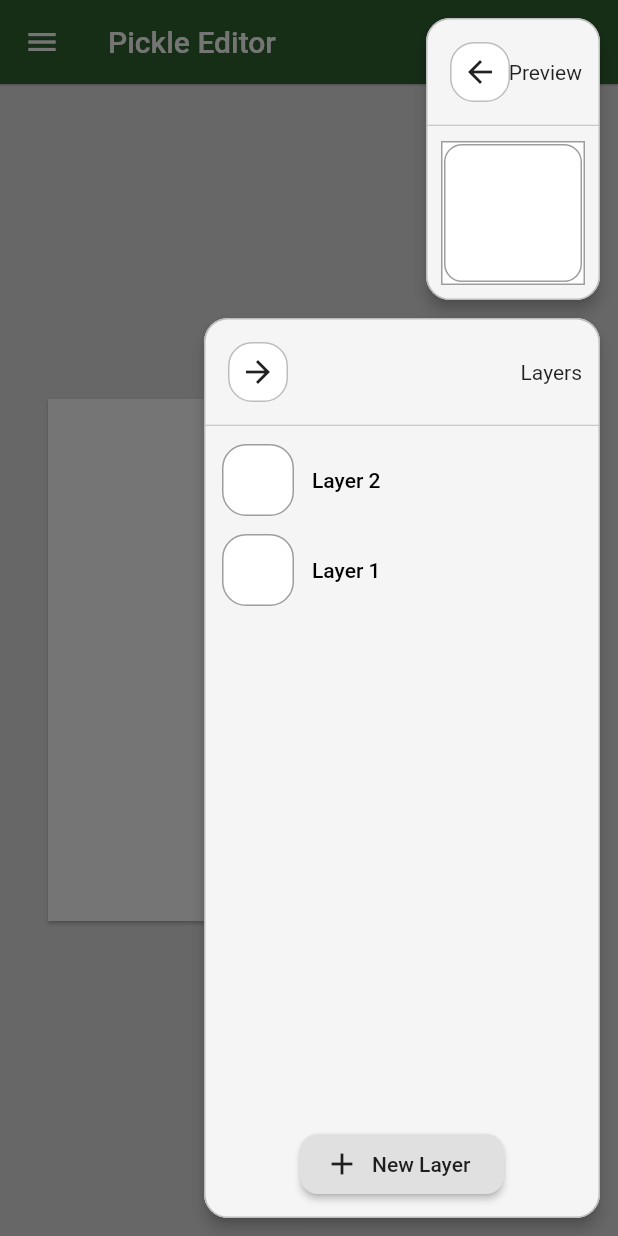
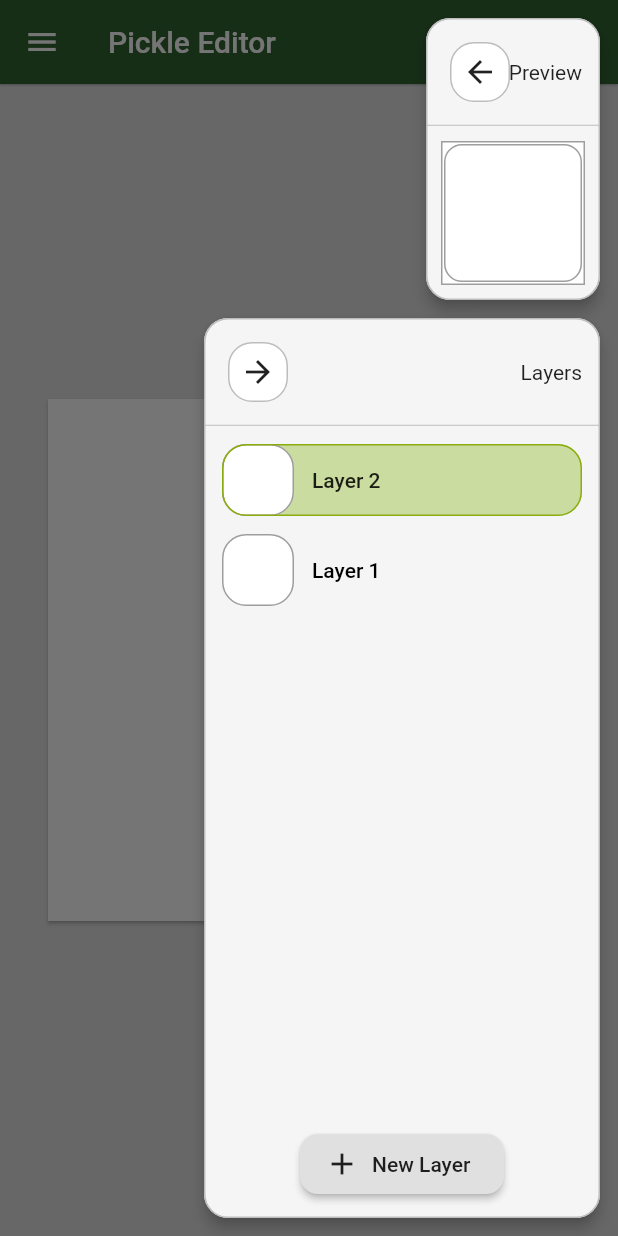
Before and after one commit to andreweskild/project-pickle, a Flutter app: the screen it shows after launch, after a tap on the "menu" icon, after a tap on the "arrow forward" icon, after a tap on "New Layer", on a phone screen of 412 x 824 dp. Run offline on Flutter 3.47's test engine with Material 2 defaults, Android fonts, the phone set to English and light mode, and no system bars; our stand-ins replace flutter_redux, redux.

Commit message:
stylistic changes to layer list, fixed bug where ui elements rebuilt unnecessarily when drawing on canvas

```diff
--- a/lib/app.dart
+++ b/lib/app.dart
@@ -6,18 +6,25 @@ import 'package:project_pickle/data_objects/hsl_color.dart';
 import 'package:project_pickle/data_objects/tool_types.dart';
 import 'package:project_pickle/pages/pixel_editor_page.dart';
 import 'package:project_pickle/state/app_state.dart';
+import 'package:project_pickle/widgets/pixels/pixel_canvas_layer.dart';
 
 final store = new Store<AppState>(
   stateReducer,
   initialState: new AppState(
     currentToolType: ToolType.pencil,
     currentColor: new HSLColor(),
+    layers: <PixelCanvasLayer>[PixelCanvasLayer(
+      name: 'Layer 1',
+      width: 32,
+      height: 32,
+    )],
     palette: <HSLColor>[
       new HSLColor(h: 1.0, s: 0.5, l: 0.4),
       new HSLColor(h: 0.1, s: 0.8, l: 0.4),
       new HSLColor(h: 0.4, s: 0.6, l: 0.6),
       new HSLColor(h: 0.8, s: 0.9, l: 0.7),
     ],
+    previewLayer: PixelCanvasLayer(width: 32, height: 32),
   ),
 );
 
--- a/lib/state/app_state.dart
+++ b/lib/state/app_state.dart
@@ -65,26 +65,37 @@ class SetCurrentLayerIndexAction {
 class AppState {
   AppState({
     this.currentToolType = ToolType.pencil,
-    this.currentColor,
-    this.palette,
+    @required this.currentColor,
+    this.currentLayerIndex = 0,
+    @required this.layers,
+    @required this.palette,
+    @required this.previewLayer,
+  });
+
+  AppState copyWith({
+    HSLColor currentColor,
+    int currentLayerIndex,
+    ToolType currentToolType = ToolType.pencil,
+    List<PixelCanvasLayer> layers,
+    List<HSLColor> palette,
+    PixelCanvasLayer previewLayer,
   }) {
-    currentLayerIndex = 0;
+    return AppState(
+      currentColor: currentColor ?? this.currentColor,
+      currentLayerIndex: currentLayerIndex ?? this.currentLayerIndex,
+      currentToolType: currentToolType ?? this.currentToolType,
+      layers: layers ?? this.layers,
+      palette: palette ?? this.palette,
+      previewLayer: previewLayer ?? this.previewLayer,
+    );
   }
-
-  AppState.copyWith({
-    this.currentColor,
-    this.currentLayerIndex,
-    this.currentToolType = ToolType.pencil,
-    this.layers,
-    this.palette,
-  });
 
   HSLColor currentColor;
   PixelCanvasLayer get currentLayer => layers[currentLayerIndex];
   int currentLayerIndex;
   ToolType currentToolType;
-  var layers = <PixelCanvasLayer>[new PixelCanvasLayer(name: 'Layer 1', height: 32, width: 32,)];
-  final previewLayer = new PixelCanvasLayer(height: 32, width: 32,);
+  List<PixelCanvasLayer> layers;
+  final PixelCanvasLayer previewLayer;
   var palette = new List<HSLColor>();
 }
 
@@ -94,26 +105,33 @@ AppState stateReducer(AppState state, dynamic action) {
     return state;
   }
   else if (action is AddNewLayerAction) {
-    state.layers.add(
+    state.layers.insert(
+      state.currentLayerIndex + 1,
       new PixelCanvasLayer(
         name: action.name,
         height: 32,
         width: 32,
       )
     );
+    state.currentLayerIndex += 1;
     return state;
   }
   else if (action is SetCurrentToolTypeAction) {
-    state.currentToolType = action.toolType;
-    return state;
+    return state.copyWith(
+      currentToolType: action.toolType,
+    );
   }
   else if (action is SetCurrentColorAction) {
-    state.currentColor = new HSLColor.from(action.color);
-    return state;
+    return state.copyWith(
+      currentColor: HSLColor.from(action.color),
+    );
   }
   else if (action is AddCurrentColorToPaletteAction) {
-    state.palette.add(state.currentColor);
-    return state;
+    List<HSLColor> newPalette = List.from(state.palette);
+    newPalette.add(state.currentColor);
+    return state.copyWith(
+      palette: newPalette,
+    );
   }
   else if (action is ClearPreviewAction) {
     state.previewLayer.clearPixels();
--- a/lib/widgets/color_selector/color_card.dart
+++ b/lib/widgets/color_selector/color_card.dart
@@ -54,10 +54,11 @@ class ColorCard extends StatelessWidget {
           return Padding(
             padding: const EdgeInsets.all(12.0),
             child: StoreConnector<AppState, ColorCardModel>(
+              distinct: true,
               converter: (store) {
                 return ColorCardModel(
-                  color: store.state.currentColor,
-                  setColorCallback: (newColor) => store.dispatch(SetCurrentColorAction(newColor)),
+                  color: HSLColor.from(store.state.currentColor),
+                  setColorCallback: (newColor) => store.dispatch(SetCurrentColorAction(HSLColor.from(newColor))),
                 );
               },
               builder: (context, model) {
--- a/lib/widgets/layers/layer_list_item.dart
+++ b/lib/widgets/layers/layer_list_item.dart
@@ -3,6 +3,7 @@ import 'package:flutter/material.dart';
 class LayerListItem extends StatelessWidget {
   const LayerListItem({
     Key key,
+    this.collapsed,
     this.icon,
     this.isHighlighted = false,
     this.label,
@@ -11,6 +12,7 @@ class LayerListItem extends StatelessWidget {
 
   final VoidCallback onTap;
 
+  final bool collapsed;
   final Widget icon;
   final Widget label;
   final bool isHighlighted;
@@ -27,6 +29,7 @@ class LayerListItem extends StatelessWidget {
           borderRadius: BorderRadius.circular(16.0),
           side: BorderSide(
             color: isHighlighted ? Theme.of(context).accentColor : Colors.transparent,
+            width: collapsed ? 4.0 : 1.0,
           )
         ),
         child: Stack(
--- a/lib/widgets/layers/layers_card.dart
+++ b/lib/widgets/layers/layers_card.dart
@@ -71,13 +71,13 @@ class LayersCard extends StatelessWidget {
               child: Stack(
                 children: <Widget>[
                   ListView(
-                    shrinkWrap: true,
                     padding: EdgeInsets.fromLTRB(12.0, 6.0, 12.0, 58.0),
                     children: List<Widget>.generate(
                       model.layers.length,
                       (index) {
                         int reversedIndex = model.layers.length - 1 - index;
                         return LayerListItem(
+                          collapsed: collapsed,
                           icon: AnimatedContainer(
                             curve: Curves.ease,
                             duration: Duration(milliseconds: 150),
--- a/lib/widgets/palette_selector/palette_selector_card.dart
+++ b/lib/widgets/palette_selector/palette_selector_card.dart
@@ -27,8 +27,6 @@ class _PaletteModel {
     int result = 17;
     result = 37 * result + palette.hashCode;
     result = 37 * result + currentColor.hashCode;
-    result = 37 * result + addToPalette.hashCode;
-    result = 37 * result + setCurrentColor.hashCode;
     return result;
   }
 
@@ -37,9 +35,7 @@ class _PaletteModel {
     if (other is! _PaletteModel) return false;
     _PaletteModel model = other;
     return (model.palette.length == palette.length &&
-        model.currentColor == currentColor &&
-        model.addToPalette == addToPalette &&
-        model.setCurrentColor == setCurrentColor);
+        model.currentColor == currentColor);
   }
 }
 
@@ -65,23 +61,23 @@ class PaletteSelectorCard extends StatelessWidget {
       title: 'Palette',
       builder: (context, collapsed) {
         return Expanded(
-                  child: new StoreConnector<AppState, _PaletteModel>(
+          child: StoreConnector<AppState, _PaletteModel>(
             distinct: true,
-            converter: (store) => new _PaletteModel(
-              currentColor: store.state.currentColor,
+            converter: (store) => _PaletteModel(
+              currentColor: HSLColor.from(store.state.currentColor),
               addToPalette: () => store.dispatch(
-                new AddCurrentColorToPaletteAction(),
+                AddCurrentColorToPaletteAction(),
               ),
               palette: store.state.palette,
               setCurrentColor: (color) => store.dispatch(
-                new SetCurrentColorAction(color)
+                SetCurrentColorAction(color)
               )
             ),
             builder: (context, paletteModel) {
-              return new Stack(
+              return Stack(
                 children: <Widget>[
-                  new GridView.extent(
-                    padding: new EdgeInsets.all(12.0),
+                  GridView.extent(
+                    padding: EdgeInsets.all(12.0),
                     primary: false,
                     crossAxisSpacing: 12.0,
                     maxCrossAxisExtent: 48.0,
@@ -91,12 +87,12 @@ class PaletteSelectorCard extends StatelessWidget {
                       (hslColor) => new RaisedButton(
                         elevation: 1.0,
                         color: hslColor.toColor(),
-                        shape: new RoundedRectangleBorder(
-                          borderRadius: new BorderRadius.all(new Radius.circular(16.0)),
+                        shape: RoundedRectangleBorder(
+                          borderRadius: BorderRadius.all(Radius.circular(16.0)),
                           side: BorderSide(color: Colors.black38),
                         ),
                         onPressed: () {
-                          paletteModel.setCurrentColor(new HSLColor.from(hslColor));
+                          paletteModel.setCurrentColor(HSLColor.from(hslColor));
                         },
                       )
                     ).toList(),
--- a/lib/widgets/preview_window/preview_card.dart
+++ b/lib/widgets/preview_window/preview_card.dart
@@ -52,12 +52,14 @@ class PreviewCard extends StatelessWidget {
           child: AspectRatio(
             aspectRatio: 1.0,
             child: StoreConnector<AppState, _PreviewModel>(
+              distinct: true,
               converter: (store) {
                 return _PreviewModel(
                   layers: store.state.layers,
                 );
               },
               builder: (context, model) {
+                print('rebuilding preview');
                 return Material(
                   color: Colors.grey.shade300,
                   shape: RoundedRectangleBorder(
--- a/lib/widgets/tools/tools_list_item.dart
+++ b/lib/widgets/tools/tools_list_item.dart
@@ -25,8 +25,7 @@ class _ToolModel {
   bool operator ==(dynamic other) {
     if (other is! _ToolModel) return false;
     _ToolModel model = other;
-    return (model.currentToolType == currentToolType &&
-      model.callback == callback);
+    return (model.currentToolType == currentToolType);
   }
 }
 
```
